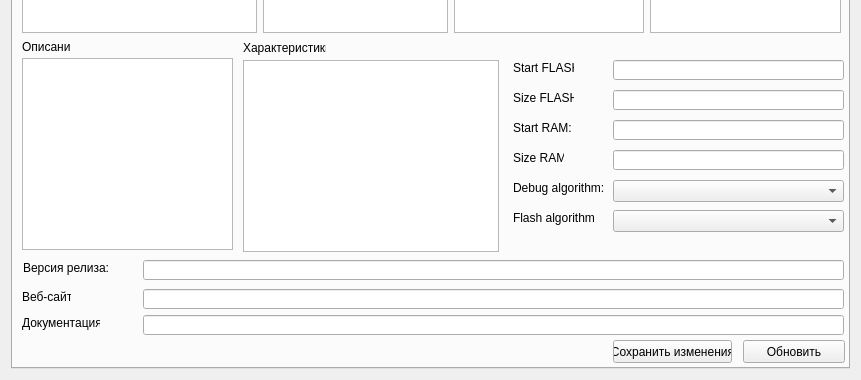
Above: mainform.ui from unsi9ned/coide-pack-installer before the change; both pictures show x 0 to 861 and y 267 to 647 of the 861 by 647 pixel window. Below: the same form after it.
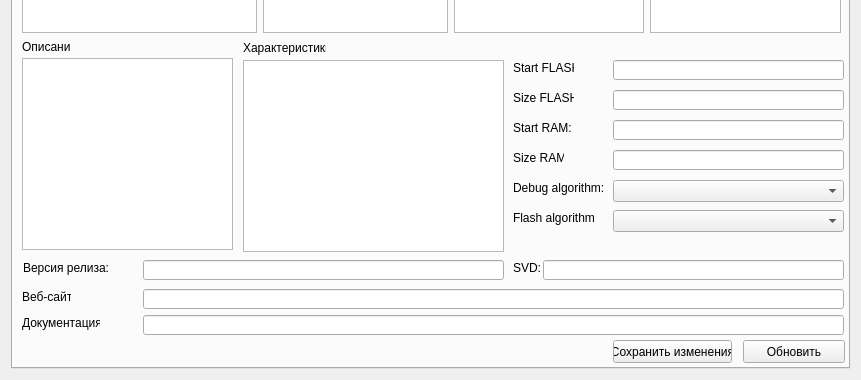
That is the form after the change. Icons and pictures are not drawn. Custom widgets are drawn as their Qt base class.

What changed in the file:
```diff
--- a/mainform.ui
+++ b/mainform.ui
@@ -212,7 +212,7 @@
          <rect>
           <x>230</x>
           <y>290</y>
-          <width>256</width>
+          <width>261</width>
           <height>192</height>
          </rect>
         </property>
@@ -427,7 +427,30 @@
          <rect>
           <x>130</x>
           <y>490</y>
-          <width>701</width>
+          <width>361</width>
+          <height>20</height>
+         </rect>
+        </property>
+       </widget>
+       <widget class="QLabel" name="label_34">
+        <property name="geometry">
+         <rect>
+          <x>500</x>
+          <y>490</y>
+          <width>31</width>
+          <height>16</height>
+         </rect>
+        </property>
+        <property name="text">
+         <string>SVD:</string>
+        </property>
+       </widget>
+       <widget class="QLineEdit" name="lineEditSVD">
+        <property name="geometry">
+         <rect>
+          <x>530</x>
+          <y>490</y>
+          <width>301</width>
           <height>20</height>
          </rect>
         </property>
```
